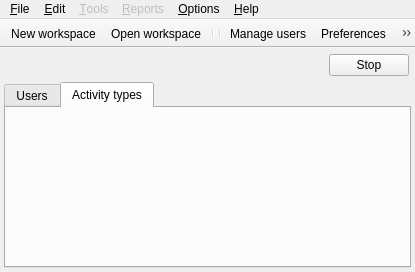
akapustiatyahoocouk/TimeTracker3, file Srt.QT/tt3-skin-admin/MainFrame.ui: the form before one commit.
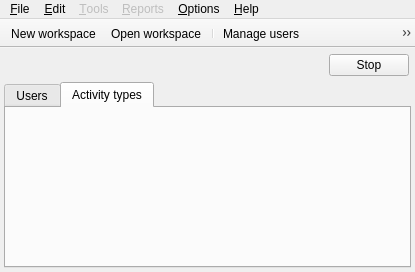
The form after the commit. Icons and pictures are not drawn.

Patch:
```diff
--- a/Srt.QT/tt3-skin-admin/MainFrame.ui
+++ b/Srt.QT/tt3-skin-admin/MainFrame.ui
@@ -201,8 +201,9 @@
    <addaction name="actionNewWorkspace"/>
    <addaction name="actionOpenWorkspace"/>
    <addaction name="separator"/>
-   <addaction name="separator"/>
    <addaction name="actionManageUsers"/>
+   <addaction name="actionManageActivityTypes"/>
+   <addaction name="separator"/>
    <addaction name="actionPreferences"/>
    <addaction name="actionLoginAsDifferentUser"/>
    <addaction name="separator"/>
```
Left out of the diff: 17 changed lines with no effect on the pictures.
